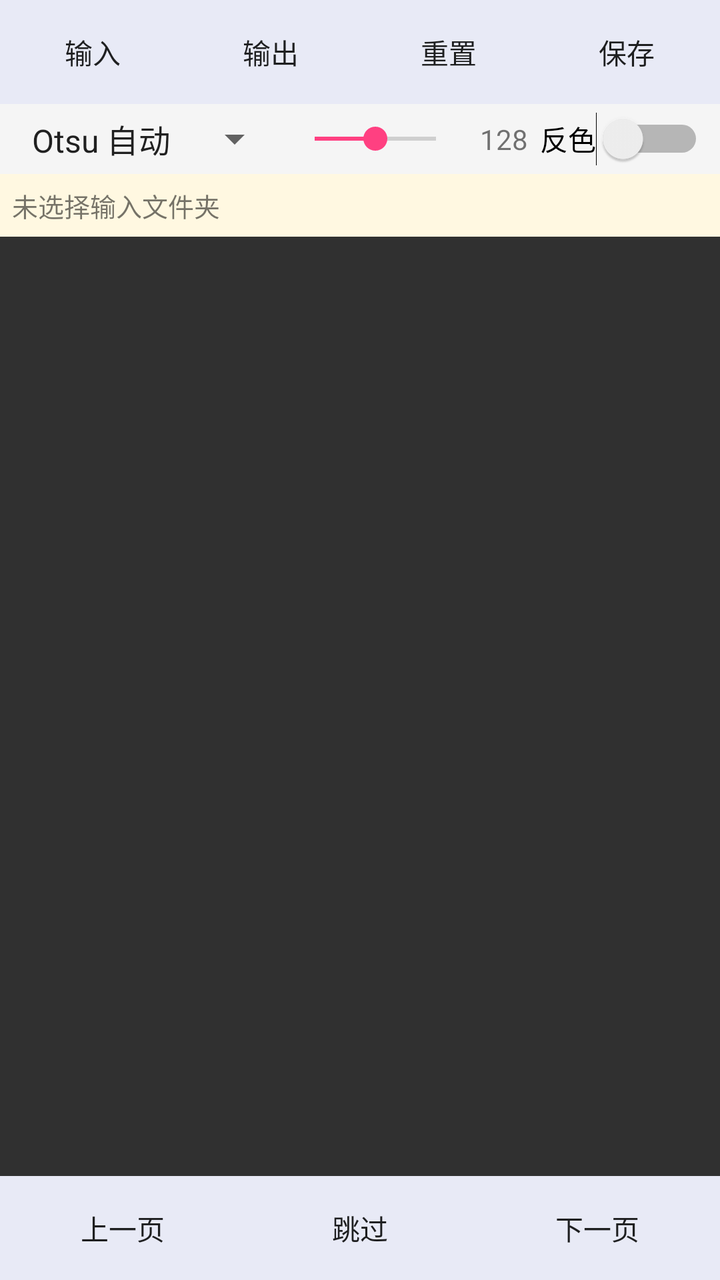
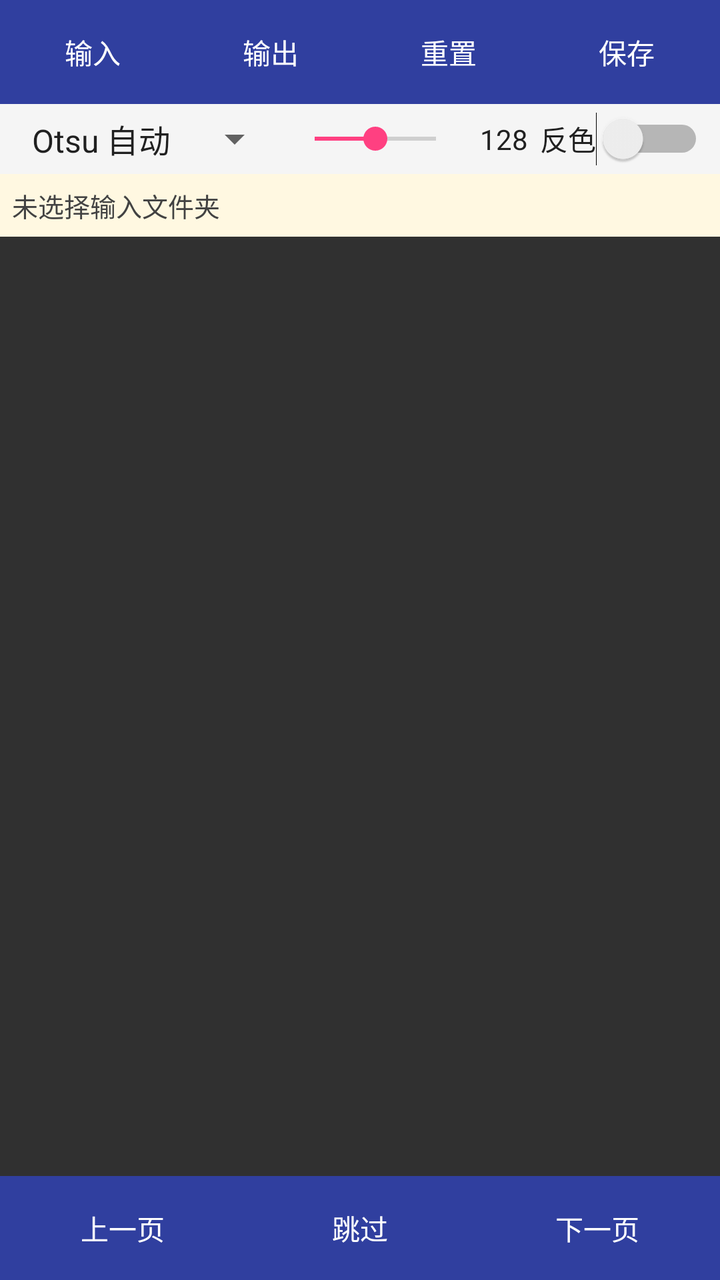

Before-and-after screenshots of an Android layout around one commit, followed by the original layout XML and the change that was made.
<!-- AndroidManifest.xml: application theme Theme.Binarizer -->
<!-- res/layout/activity_main.xml -->
<?xml version="1.0" encoding="utf-8"?>
<LinearLayout xmlns:android="http://schemas.android.com/apk/res/android"
    android:layout_width="match_parent"
    android:layout_height="match_parent"
    android:background="#FFFFFF"
    android:orientation="vertical">

    
    <LinearLayout
        android:layout_width="match_parent"
        android:layout_height="wrap_content"
        android:background="#E8EAF6"
        android:orientation="horizontal"
        android:padding="2dp">

        <Button
            android:id="@+id/btnInput"
            style="?android:attr/borderlessButtonStyle"
            android:layout_width="0dp"
            android:layout_height="wrap_content"
            android:layout_weight="1"
            android:minWidth="0dp"
            android:text="输入"
            android:textSize="14sp" />

        <Button
            android:id="@+id/btnOutput"
            style="?android:attr/borderlessButtonStyle"
            android:layout_width="0dp"
            android:layout_height="wrap_content"
            android:layout_weight="1"
            android:minWidth="0dp"
            android:text="输出"
            android:textSize="14sp" />

        <Button
            android:id="@+id/btnReset"
            style="?android:attr/borderlessButtonStyle"
            android:layout_width="0dp"
            android:layout_height="wrap_content"
            android:layout_weight="1"
            android:minWidth="0dp"
            android:text="重置"
            android:textSize="14sp" />

        <Button
            android:id="@+id/btnSave"
            style="?android:attr/borderlessButtonStyle"
            android:layout_width="0dp"
            android:layout_height="wrap_content"
            android:layout_weight="1"
            android:minWidth="0dp"
            android:text="保存"
            android:textSize="14sp" />
    </LinearLayout>

    
    <LinearLayout
        android:layout_width="match_parent"
        android:layout_height="wrap_content"
        android:background="#F5F5F5"
        android:gravity="center_vertical"
        android:orientation="horizontal"
        android:paddingStart="8dp"
        android:paddingTop="4dp"
        android:paddingEnd="8dp"
        android:paddingBottom="4dp">

        <Spinner
            android:id="@+id/spinnerMode"
            android:layout_width="wrap_content"
            android:layout_height="wrap_content"
            android:entries="@array/binarize_modes"
            android:minWidth="110dp" />

        <SeekBar
            android:id="@+id/seekThreshold"
            android:layout_width="0dp"
            android:layout_height="wrap_content"
            android:layout_weight="1"
            android:max="255"
            android:progress="128" />

        <TextView
            android:id="@+id/textThreshold"
            android:layout_width="36dp"
            android:layout_height="wrap_content"
            android:gravity="center"
            android:text="128"
            android:textSize="14sp" />

        <Switch
            android:id="@+id/switchInvert"
            android:layout_width="wrap_content"
            android:layout_height="wrap_content"
            android:text="反色"
            android:textSize="14sp" />
    </LinearLayout>

    <TextView
        android:id="@+id/textInfo"
        android:layout_width="match_parent"
        android:layout_height="wrap_content"
        android:background="#FFF8E1"
        android:ellipsize="middle"
        android:maxLines="1"
        android:padding="6dp"
        android:text="未选择输入文件夹"
        android:textSize="13sp" />

    <FrameLayout
        android:layout_width="match_parent"
        android:layout_height="0dp"
        android:layout_weight="1"
        android:background="#303030">

        <ImageView
            android:id="@+id/imagePreview"
            android:layout_width="match_parent"
            android:layout_height="match_parent"
            android:contentDescription="预览"
            android:scaleType="fitCenter" />

        <ProgressBar
            android:id="@+id/progress"
            android:layout_width="wrap_content"
            android:layout_height="wrap_content"
            android:layout_gravity="center"
            android:visibility="gone" />
    </FrameLayout>

    
    <LinearLayout
        android:layout_width="match_parent"
        android:layout_height="wrap_content"
        android:background="#E8EAF6"
        android:orientation="horizontal"
        android:padding="2dp">

        <Button
            android:id="@+id/btnPrev"
            style="?android:attr/borderlessButtonStyle"
            android:layout_width="0dp"
            android:layout_height="wrap_content"
            android:layout_weight="1"
            android:minWidth="0dp"
            android:text="上一页"
            android:textSize="14sp" />

        <Button
            android:id="@+id/btnSkip"
            style="?android:attr/borderlessButtonStyle"
            android:layout_width="0dp"
            android:layout_height="wrap_content"
            android:layout_weight="1"
            android:minWidth="0dp"
            android:text="跳过"
            android:textSize="14sp" />

        <Button
            android:id="@+id/btnNext"
            style="?android:attr/borderlessButtonStyle"
            android:layout_width="0dp"
            android:layout_height="wrap_content"
            android:layout_weight="1"
            android:minWidth="0dp"
            android:text="下一页"
            android:textSize="14sp" />
    </LinearLayout>

</LinearLayout>
<!-- resources referenced by this layout -->
<resources>
  <string-array name="binarize_modes">
          <item>Otsu 自动</item>
          <item>固定阈值</item>
          <item>自适应</item>
      </string-array>
  <style name="Theme.Binarizer" parent="Theme.MaterialComponents.Light.NoActionBar">
          <item name="colorPrimary">#3F51B5</item>
          <item name="colorPrimaryVariant">#303F9F</item>
          <item name="colorOnPrimary">#FFFFFF</item>
          <item name="colorSecondary">#FF4081</item>
          <item name="colorSecondaryVariant">#C2185B</item>
          <item name="colorOnSecondary">#FFFFFF</item>
          <item name="android:statusBarColor">#303F9F</item>
          <item name="android:windowBackground">#FFFFFF</item>
      </style>
</resources>

<!-- the commit's change to res/layout/activity_main.xml (unified diff, before → after) -->
@@ -9,7 +9,7 @@
     <LinearLayout
         android:layout_width="match_parent"
         android:layout_height="wrap_content"
-        android:background="#E8EAF6"
+        android:background="#303F9F"
         android:orientation="horizontal"
         android:padding="2dp">
 
@@ -21,6 +21,7 @@
             android:layout_weight="1"
             android:minWidth="0dp"
             android:text="输入"
+            android:textColor="#FFFFFF"
             android:textSize="14sp" />
 
         <Button
@@ -31,6 +32,7 @@
             android:layout_weight="1"
             android:minWidth="0dp"
             android:text="输出"
+            android:textColor="#FFFFFF"
             android:textSize="14sp" />
 
         <Button
@@ -41,6 +43,7 @@
             android:layout_weight="1"
             android:minWidth="0dp"
             android:text="重置"
+            android:textColor="#FFFFFF"
             android:textSize="14sp" />
 
         <Button
@@ -51,6 +54,7 @@
             android:layout_weight="1"
             android:minWidth="0dp"
             android:text="保存"
+            android:textColor="#FFFFFF"
             android:textSize="14sp" />
     </LinearLayout>
 
@@ -87,6 +91,7 @@
             android:layout_height="wrap_content"
             android:gravity="center"
             android:text="128"
+            android:textColor="#212121"
             android:textSize="14sp" />
 
         <Switch
@@ -94,6 +99,7 @@
             android:layout_width="wrap_content"
             android:layout_height="wrap_content"
             android:text="反色"
+            android:textColor="#212121"
             android:textSize="14sp" />
     </LinearLayout>
 
@@ -106,6 +112,7 @@
         android:maxLines="1"
         android:padding="6dp"
         android:text="未选择输入文件夹"
+        android:textColor="#424242"
         android:textSize="13sp" />
 
     <FrameLayout
@@ -133,7 +140,7 @@
     <LinearLayout
         android:layout_width="match_parent"
         android:layout_height="wrap_content"
-        android:background="#E8EAF6"
+        android:background="#303F9F"
         android:orientation="horizontal"
         android:padding="2dp">
 
@@ -145,6 +152,7 @@
             android:layout_weight="1"
             android:minWidth="0dp"
             android:text="上一页"
+            android:textColor="#FFFFFF"
             android:textSize="14sp" />
 
         <Button
@@ -155,6 +163,7 @@
             android:layout_weight="1"
             android:minWidth="0dp"
             android:text="跳过"
+            android:textColor="#FFFFFF"
             android:textSize="14sp" />
 
         <Button
@@ -165,6 +174,7 @@
             android:layout_weight="1"
             android:minWidth="0dp"
             android:text="下一页"
+            android:textColor="#FFFFFF"
             android:textSize="14sp" />
     </LinearLayout>
 
